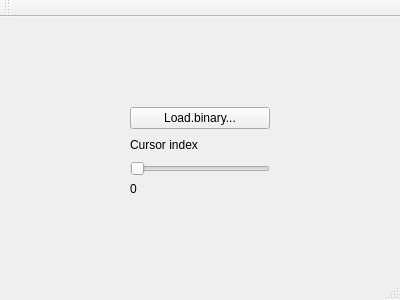
Qt form mainwindow.ui (Galaxy86-code/Kate_test) before a commit.
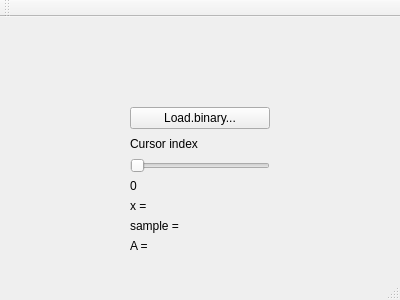
The same form after that commit.

```diff
--- a/mainwindow.ui
+++ b/mainwindow.ui
@@ -20,10 +20,10 @@
       <x>120</x>
       <y>80</y>
       <width>160</width>
-      <height>109</height>
+      <height>166</height>
      </rect>
     </property>
-    <layout class="QVBoxLayout" name="verticalLayout" stretch="0,0,0,0">
+    <layout class="QVBoxLayout" name="verticalLayout" stretch="0,0,0,0,0,0,0">
      <property name="leftMargin">
       <number>10</number>
      </property>
@@ -73,6 +73,27 @@
        </property>
       </widget>
      </item>
+     <item>
+      <widget class="QLabel" name="label_x">
+       <property name="text">
+        <string>x =</string>
+       </property>
+      </widget>
+     </item>
+     <item>
+      <widget class="QLabel" name="label_sample">
+       <property name="text">
+        <string>sample = </string>
+       </property>
+      </widget>
+     </item>
+     <item>
+      <widget class="QLabel" name="label_A">
+       <property name="text">
+        <string>A =</string>
+       </property>
+      </widget>
+     </item>
     </layout>
    </widget>
   </widget>
```
